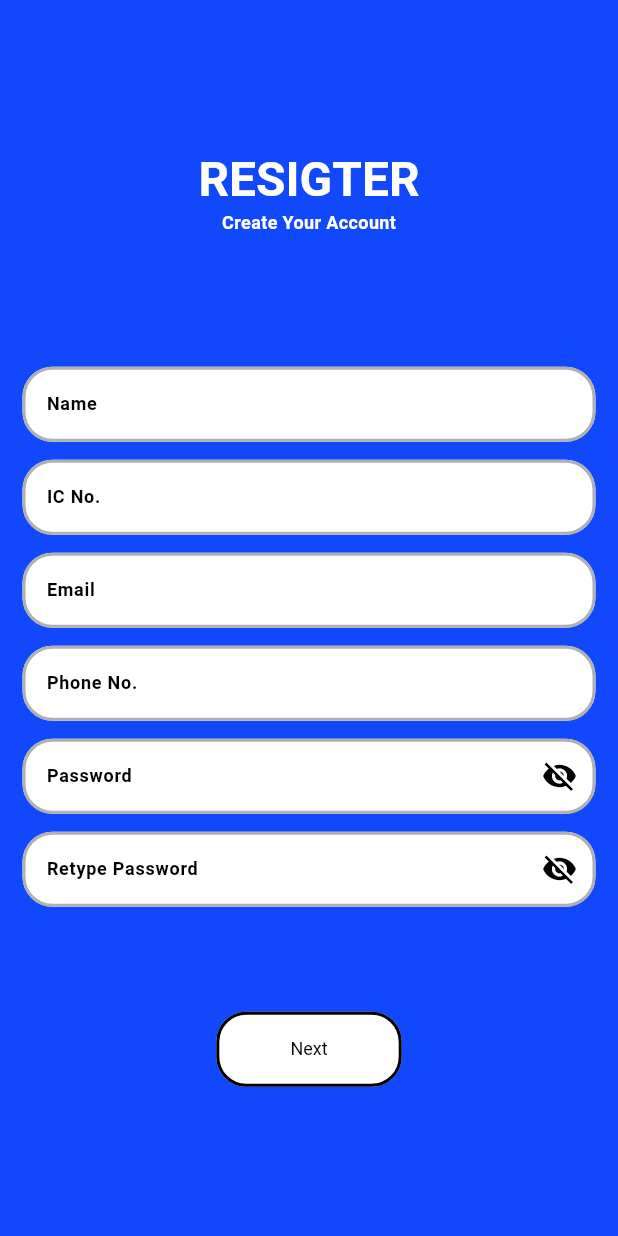
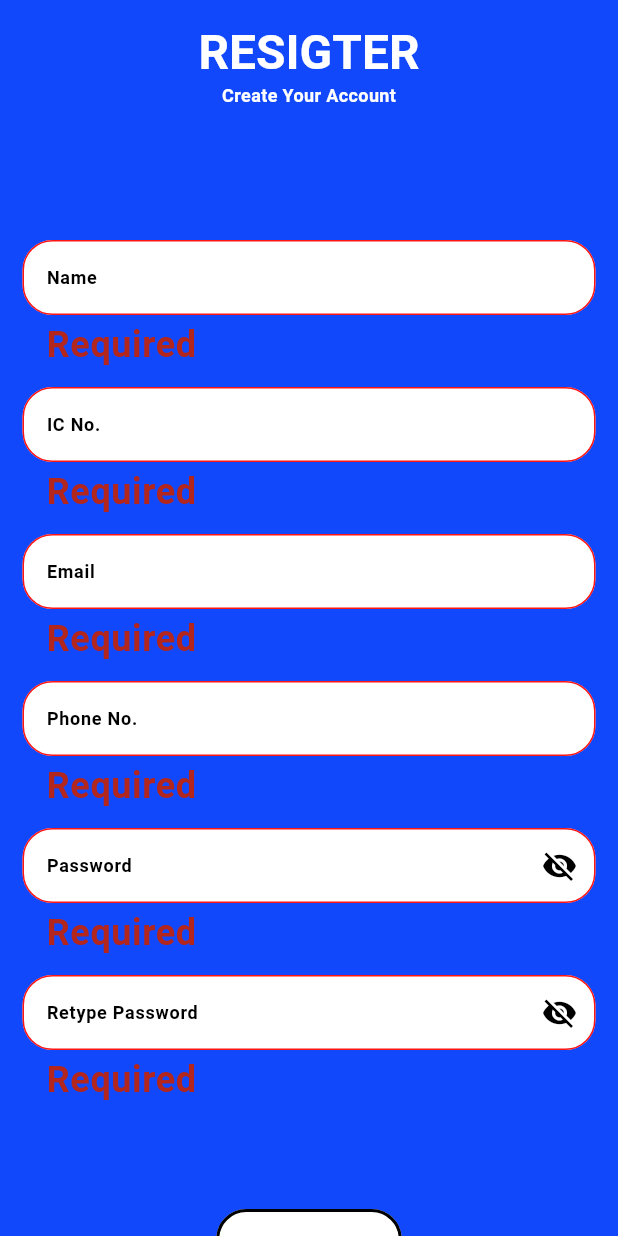
Before and after one commit to tanvironb/kitaid1, a Flutter app: the SignUpPage screen opened directly, after a tap on "Next", on a phone screen of 412 x 824 dp. Run offline on Flutter 3.47's test engine with Material 3 defaults, Android fonts, the phone set to English and light mode, and no system bars; accounts and stored records are empty.

Commit message:
connection by Tanvir

```diff
--- a/lib/features/authentication/screen/login/login.dart
+++ b/lib/features/authentication/screen/login/login.dart
@@ -1,5 +1,7 @@
 
 import 'package:flutter/material.dart';
+import 'package:kitaid1/features/authentication/screen/homepage/home_page.dart';
+import 'package:kitaid1/features/authentication/screen/register/signup_page.dart';
 import 'package:kitaid1/utilities/constant/color.dart';
 import 'package:kitaid1/utilities/constant/sizes.dart';
 import 'package:kitaid1/utilities/constant/texts.dart';
@@ -80,7 +82,12 @@ class LoginScreen extends StatelessWidget {
                   width:  MediaQuery.of(context).size.width * 0.3,
                   child: ElevatedButton(
                     onPressed: () {
-                      // TODO: handle login
+                       Navigator.push(
+                            context,
+                            MaterialPageRoute(
+                              builder: (_) => const HomePage(),
+                            ),
+                          );
                     },
                     style: ElevatedButton.styleFrom(
                       backgroundColor: Colors.white,
@@ -119,7 +126,12 @@ class LoginScreen extends StatelessWidget {
                       width:  MediaQuery.of(context).size.width * 0.3,
                       child: ElevatedButton(
                         onPressed: () {
-                          // TODO: navigate to signup
+                           Navigator.push(
+                            context,
+                            MaterialPageRoute(
+                              builder: (_) => const SignUpPage(),
+                            ),
+                          );
                         },
                         style: ElevatedButton.styleFrom(
                           backgroundColor: Colors.white,
--- a/lib/features/authentication/screen/register/signup_page.dart
+++ b/lib/features/authentication/screen/register/signup_page.dart
@@ -1,6 +1,5 @@
 // lib/features/auth/signup/signup_page.dart
 import 'package:flutter/material.dart';
-import 'package:flutter/services.dart';
 import 'package:kitaid1/utilities/constant/color.dart';
 import 'package:kitaid1/utilities/constant/sizes.dart';
 import 'package:kitaid1/utilities/constant/texts.dart';
@@ -74,37 +73,26 @@ class _SignUpPageState extends State<SignUpPage> {
     setState(() => _loading = true);
 
     // TODO: Call your backend to create a pending user & send OTP to _phone.text
-    // Simulate a short delay:
     await Future.delayed(const Duration(milliseconds: 600));
 
     if (!mounted) return;
     setState(() => _loading = false);
 
-    // Navigate to OTP page, pass the phone (and anything else you need)
+    // 👉 Navigate to OTP page
     Navigator.push(
       context,
       MaterialPageRoute(
         builder: (_) => SignUpOtpPage(
           phoneNumber: _phone.text.trim(),
-          // You can pass any payload needed for final account creation
           signupPayload: {
             'name': _name.text.trim(),
             'ic': _ic.text.trim(),
             'email': _email.text.trim(),
             'phone': _phone.text.trim(),
-            // Don't pass password in plain text to a real screen in a real app;
-            // for demo we keep it, but you’d handle securely with backend/session.
             'password': _password.text,
           },
         ),
       ),
-    );
-  }
-
-  InputDecoration _decoration(String label, {Widget? suffix}) {
-    return InputDecoration(
-      labelText: label,
-      suffixIcon: suffix,
     );
   }
 
@@ -118,12 +106,14 @@ class _SignUpPageState extends State<SignUpPage> {
         child: Center(
           child: SingleChildScrollView(
             padding: const EdgeInsets.all(15.0),
+            child: Form(
+              key: _formKey, // 👈 form key
               child: Column(
                 crossAxisAlignment: CrossAxisAlignment.stretch,
                 children: [
                   // ===== Header =====
                   Text(
-                  mytitle.signupTitle, // "signup"
+                    mytitle.signupTitle,
                     style: Theme.of(context)
                         .textTheme
                         .headlineLarge
@@ -131,128 +121,113 @@ class _SignUpPageState extends State<SignUpPage> {
                     textAlign: TextAlign.center,
                   ),
                   Column(
-                  children: [
-                    const Text(
+                    children: const [
+                      Text(
                         'Create Your Account',
-                      style: TextStyle(color: Colors.white,fontSize:mysizes.fontSm ),
+                        style: TextStyle(
+                          color: Colors.white,
+                          fontSize: mysizes.fontSm,
                         ),
-                    const SizedBox(height: mysizes.sm),
-                  ]
+                      ),
+                      SizedBox(height: mysizes.sm),
+                    ],
                   ),
                   const SizedBox(height: 80),
 
-
                   // Name
-                   Column(
-                   crossAxisAlignment: CrossAxisAlignment.start,
-                   mainAxisAlignment: MainAxisAlignment.center,
-                   children: [
                   TextFormField(
-                      style: const TextStyle(color: mycolors.textPrimary, fontSize: mysizes.fontSm),
+                    controller: _name,
+                    validator: _req,
+                    style: const TextStyle(
+                      color: mycolors.textPrimary,
+                      fontSize: mysizes.fontSm,
+                    ),
                     decoration: const InputDecoration(
                       labelText: mytitle.s_name,
-                    // force white field
                       filled: true,
                       fillColor: Colors.white,
                     ),
                   ),
-                ],
-                ),
                   const SizedBox(height: 12),
 
-
                   // IC No.
-                    Column(
-                   crossAxisAlignment: CrossAxisAlignment.start,
-                   mainAxisAlignment: MainAxisAlignment.center,
-                   children: [
                   TextFormField(
-                      style: const TextStyle(color: mycolors.textPrimary, fontSize: mysizes.fontSm),
+                    controller: _ic,
+                    validator: _req,
+                    style: const TextStyle(
+                      color: mycolors.textPrimary,
+                      fontSize: mysizes.fontSm,
+                    ),
                     decoration: const InputDecoration(
                       labelText: mytitle.s_icno,
-                    // force white field
                       filled: true,
                       fillColor: Colors.white,
                     ),
                   ),
-                ],
-                ),
                   const SizedBox(height: 12),
 
                   // Email
-                    Column(
-                   crossAxisAlignment: CrossAxisAlignment.start,
-                   mainAxisAlignment: MainAxisAlignment.center,
-                   children: [
                   TextFormField(
-                      style: const TextStyle(color: mycolors.textPrimary, fontSize: mysizes.fontSm),
+                    controller: _email,
+                    validator: _emailV,
+                    style: const TextStyle(
+                      color: mycolors.textPrimary,
+                      fontSize: mysizes.fontSm,
+                    ),
                     decoration: const InputDecoration(
                       labelText: mytitle.s_email,
-                    // force white field
                       filled: true,
                       fillColor: Colors.white,
                     ),
                   ),
-                ],
-                ),
                   const SizedBox(height: 12),
 
                   // Phone
-                    Column(
-                   crossAxisAlignment: CrossAxisAlignment.start,
-                   mainAxisAlignment: MainAxisAlignment.center,
-                   children: [
                   TextFormField(
-                      style: const TextStyle(color: mycolors.textPrimary, fontSize: mysizes.fontSm),
+                    controller: _phone,
+                    validator: _phoneV,
+                    keyboardType: TextInputType.phone,
+                    style: const TextStyle(
+                      color: mycolors.textPrimary,
+                      fontSize: mysizes.fontSm,
+                    ),
                     decoration: const InputDecoration(
                       labelText: mytitle.phoneno,
-                    // force white field
                       filled: true,
                       fillColor: Colors.white,
                     ),
                   ),
-                ],
-                ),
                   const SizedBox(height: 12),
 
                   // Password
-                   Column(
-                  crossAxisAlignment: CrossAxisAlignment.start,
-                  mainAxisAlignment: MainAxisAlignment.center,
-                  children: [
                   TextFormField(
                     controller: _password,
-                       obscureText: _obscurePw, // hides password
+                    obscureText: _obscurePw,
                     validator: _pwV,
                     style: const TextStyle(
                       color: mycolors.textPrimary,
                       fontSize: mysizes.fontSm,
                     ),
                     decoration: InputDecoration(
-                        labelText: mytitle.s_password, // ✅ uses your text constant
+                      labelText: mytitle.s_password,
                       filled: true,
-                        fillColor: Colors.white,       // ✅ white background
+                      fillColor: Colors.white,
                       suffixIcon: IconButton(
                         icon: Icon(
                           _obscurePw ? Icons.visibility_off : Icons.visibility,
                           color: mycolors.textPrimary,
                         ),
-                          onPressed: () => setState(() {
+                        onPressed: () {
+                          setState(() {
                             _obscurePw = !_obscurePw;
-                          }),
+                          });
+                        },
                       ),
                     ),
                   ),
-                  ],
-                ),
-
                   const SizedBox(height: 12),
 
                   // Confirm Password
-                    Column(
-                    crossAxisAlignment: CrossAxisAlignment.start,
-                    mainAxisAlignment: MainAxisAlignment.center,
-                    children: [
                   TextFormField(
                     controller: _confirm,
                     obscureText: _obscureConfirm,
@@ -262,46 +237,49 @@ class _SignUpPageState extends State<SignUpPage> {
                       fontSize: mysizes.fontSm,
                     ),
                     decoration: InputDecoration(
-                          labelText: mytitle.retypepassword, // ✅ uses your text constant
+                      labelText: mytitle.retypepassword,
                       filled: true,
-                          fillColor: Colors.white,           // ✅ white background
+                      fillColor: Colors.white,
                       suffixIcon: IconButton(
                         icon: Icon(
-                              _obscureConfirm ? Icons.visibility_off : Icons.visibility,
+                          _obscureConfirm
+                              ? Icons.visibility_off
+                              : Icons.visibility,
                           color: mycolors.textPrimary,
                         ),
-                           onPressed: () => setState(() {
+                        onPressed: () {
+                          setState(() {
                             _obscureConfirm = !_obscureConfirm;
-                            }),
+                          });
+                        },
                       ),
                     ),
                   ),
-                    ],
-                  ),
-
 
                   const SizedBox(height: 70),
 
-// Next button – matches your wide button style
+                  // Next button
                   Center(
                     child: SizedBox(
-                        width: w * 0.3, // match your signup button width behavior
+                      width: w * 0.3,
                       child: ElevatedButton(
                         onPressed: _loading ? null : _onNext,
                         style: ElevatedButton.styleFrom(
-                            backgroundColor: mycolors.bgPrimary, // adjust if needed
+                          backgroundColor: mycolors.bgPrimary,
                           foregroundColor: mycolors.textPrimary,
                           padding: const EdgeInsets.symmetric(
                             vertical: mysizes.btnheight,
                           ),
                           shape: RoundedRectangleBorder(
-                              borderRadius: BorderRadius.circular(mysizes.borderRadiusLg),
+                            borderRadius:
+                                BorderRadius.circular(mysizes.borderRadiusLg),
                           ),
                           elevation: 0,
                         ),
                         child: _loading
                             ? const SizedBox(
-                                  height: 20, width: 20,
+                                height: 20,
+                                width: 20,
                                 child: CircularProgressIndicator(strokeWidth: 2),
                               )
                             : const Text('Next'),
@@ -313,8 +291,7 @@ class _SignUpPageState extends State<SignUpPage> {
             ),
           ),
         ),
+      ),
     );
-      ;
-    ;
   }
 }
--- a/lib/kitaid.dart
+++ b/lib/kitaid.dart
@@ -7,6 +7,7 @@ import 'package:kitaid1/features/notifications/notification_page.dart';
 import 'package:kitaid1/features/services/services_page.dart';
 import 'package:kitaid1/features/settings/privacy_policy_page.dart';
 import 'package:kitaid1/features/settings/settings_page.dart';
+import 'package:kitaid1/splashscreen.dart';
 import 'package:kitaid1/utilities/theme/theme.dart';
 
 class kitaid extends StatelessWidget {
@@ -21,7 +22,7 @@ class kitaid extends StatelessWidget {
       // light theme
       theme: mytheme.LightTheme,
       //home: const SignUpOtpPage(phoneNumber: '', signupPayload: {},));
-      home: const PrivacyPolicyPage());
+      home: const Splashscreen());
   }
 }
 
--- a/lib/splashscreen.dart
+++ b/lib/splashscreen.dart
@@ -1,4 +1,5 @@
 import 'package:flutter/material.dart';
+import 'package:kitaid1/features/authentication/screen/login/login.dart';
 import 'package:kitaid1/main.dart';
 
 class Splashscreen extends StatefulWidget{
@@ -14,9 +15,20 @@ class Splashscreen extends StatefulWidget{
    _goHome();
     super.initState();
   }
-  _goHome()async{
-    await Future.delayed(const Duration(milliseconds: 5000),(){});
-    Navigator.pushReplacement(context, MaterialPageRoute(builder: (context) => Scaffold()));
+  // _goHome()async{
+  //   await Future.delayed(const Duration(milliseconds: 5000),(){});
+  //   Navigator.pushReplacement(context, MaterialPageRoute(builder: (context) => Scaffold()));
+  // }
+   Future<void> _goHome() async {
+    // wait for 5 seconds
+    await Future.delayed(const Duration(seconds: 5));
+
+    // after 5s, replace splash with LoginScreen
+    if (!mounted) return;    // ✅ safety check
+    Navigator.pushReplacement(
+      context,
+      MaterialPageRoute(builder: (context) => const LoginScreen()),
+    );
   }
    @override
    Widget build(BuildContext context){
```
Lines whose indentation alone changed are shown as unchanged.
